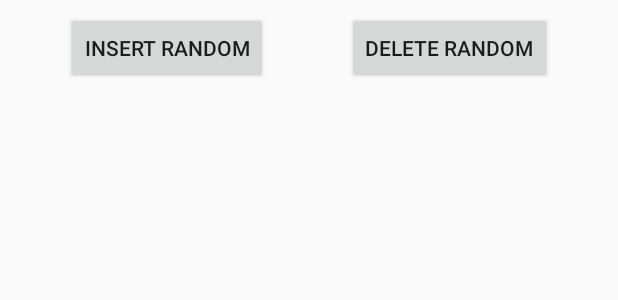
After one commit to jzoran/chronos, an Android app: the layout fragment_foolist.xml on its own in the app's theme, with its tools: preview values and no code run, on a phone screen of 412 x 824 dp. The commit adds this screen. Shown: the top 300 px of the screen. Run offline under Robolectric (Android 15) with nearby library versions, the phone set to English and light mode, and no system bars.

Commit message:
Introduce fragments
In preparation for the introduction of a navigation drawer, move the
main activity's recycler view to a fragment.

Signed-off-by: Mårten Kongstad <marten.kongstad@gmail.com>

```diff
--- /dev/null
+++ b/app/src/main/res/layout/fragment_foolist.xml
@@ -0,0 +1,45 @@
+<?xml version="1.0" encoding="utf-8"?>
+<android.support.constraint.ConstraintLayout xmlns:android="http://schemas.android.com/apk/res/android"
+    xmlns:app="http://schemas.android.com/apk/res-auto"
+    xmlns:tools="http://schemas.android.com/tools"
+    android:layout_width="match_parent"
+    android:layout_height="match_parent"
+    tools:context="amhk.chronos.MainActivity">
+
+    <android.support.v7.widget.RecyclerView
+        android:id="@+id/foo_list"
+        android:layout_width="0dp"
+        android:layout_height="0dp"
+        android:layout_marginBottom="8dp"
+        android:layout_marginEnd="8dp"
+        android:layout_marginStart="8dp"
+        android:layout_marginTop="8dp"
+        app:layout_constraintBottom_toBottomOf="parent"
+        app:layout_constraintEnd_toEndOf="parent"
+        app:layout_constraintStart_toStartOf="parent"
+        app:layout_constraintTop_toBottomOf="@+id/insert_random_foo" />
+
+    <Button
+        android:id="@+id/insert_random_foo"
+        android:layout_width="wrap_content"
+        android:layout_height="wrap_content"
+        android:layout_marginEnd="8dp"
+        android:layout_marginStart="8dp"
+        android:layout_marginTop="8dp"
+        android:text="Insert random"
+        app:layout_constraintEnd_toStartOf="@+id/delete_random_foo"
+        app:layout_constraintStart_toStartOf="parent"
+        app:layout_constraintTop_toTopOf="parent" />
+
+    <Button
+        android:id="@+id/delete_random_foo"
+        android:layout_width="wrap_content"
+        android:layout_height="wrap_content"
+        android:layout_marginEnd="8dp"
+        android:layout_marginStart="8dp"
+        android:layout_marginTop="8dp"
+        android:text="Delete random"
+        app:layout_constraintEnd_toEndOf="parent"
+        app:layout_constraintStart_toEndOf="@+id/insert_random_foo"
+        app:layout_constraintTop_toTopOf="parent" />
+</android.support.constraint.ConstraintLayout>
```
Also changed, not shown: app/src/main/java/amhk/chronos/FooListFragment.kt (added, +85 -0 lines), app/src/main/java/amhk/chronos/MainActivity.kt (+8 -63 lines), app/src/main/res/layout/activity_main.xml (+6 -38 lines).
